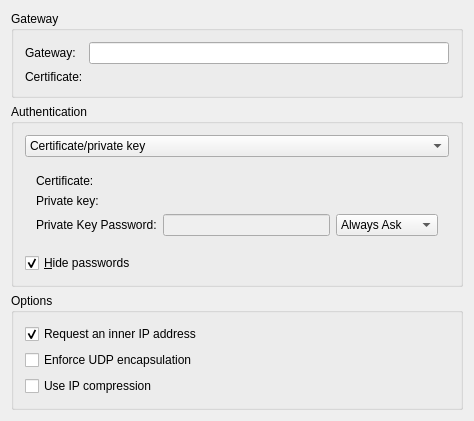
This is vpnplugins/strongswan/strongswanprop.ui in netrunner-debian-kde-extras/networkmanagement as Qt 5 draws it before an edit. The edited form follows.
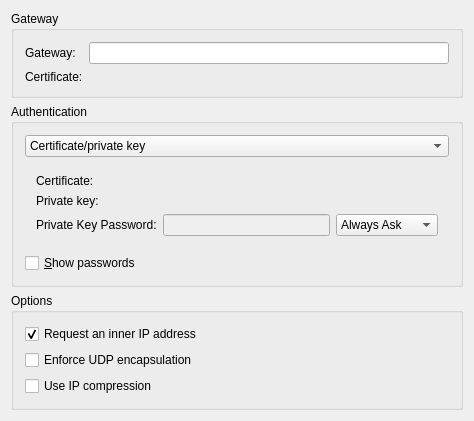
This is the edited form. Custom widgets are drawn as their Qt base class.

```diff
--- a/vpnplugins/strongswan/strongswanprop.ui
+++ b/vpnplugins/strongswan/strongswanprop.ui
@@ -301,10 +301,10 @@
       <item>
        <widget class="QCheckBox" name="cbShowPasswords">
         <property name="text">
-         <string>&amp;Hide passwords</string>
+         <string>&amp;Show passwords</string>
         </property>
         <property name="checked">
-         <bool>true</bool>
+         <bool>false</bool>
         </property>
        </widget>
       </item>
```
